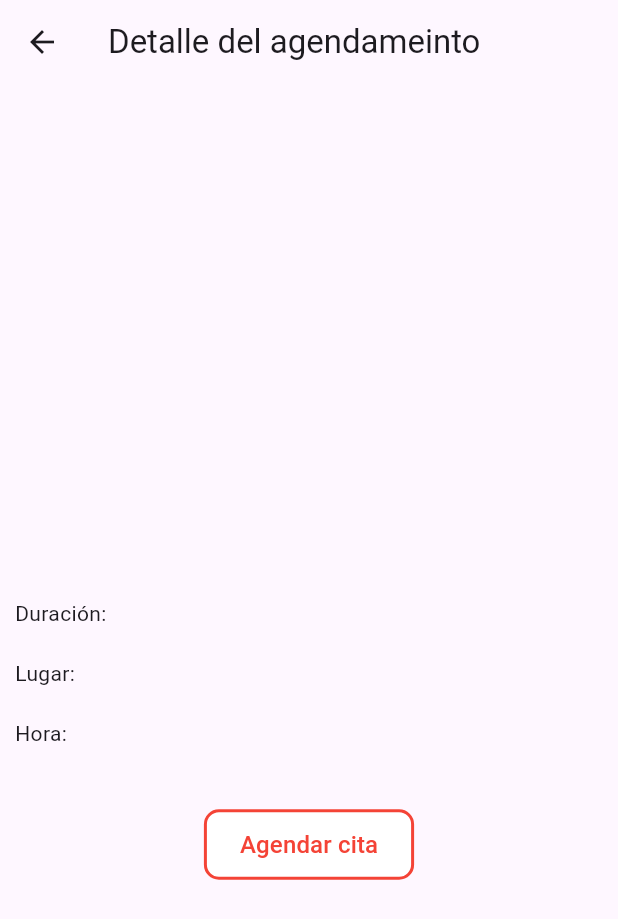
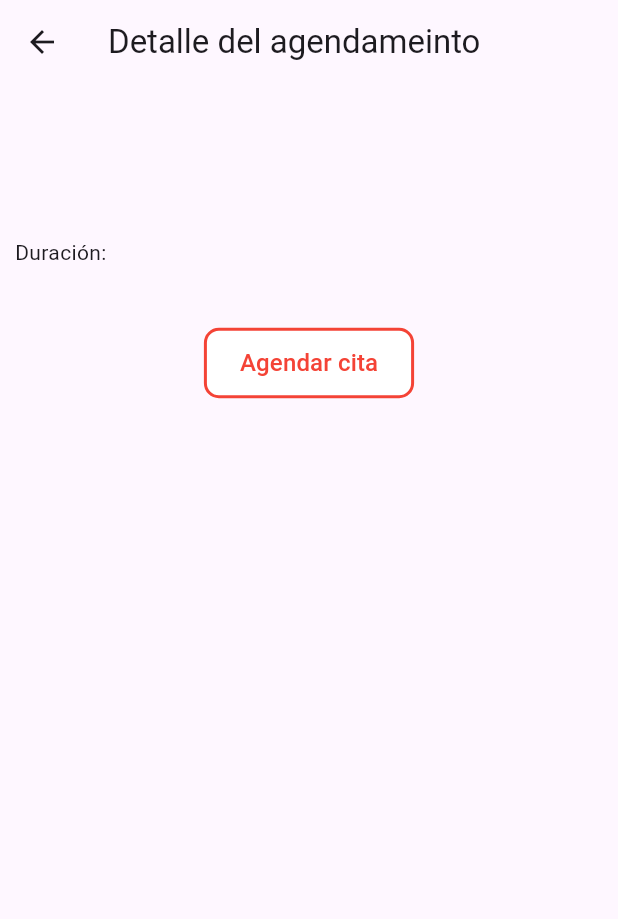
Before and after one commit to judagonsa/ekilibra_spa, a Flutter app: the DetailQuote screen opened directly with empty values, on a phone screen of 412 x 824 dp. Shown: the top 919 px of the screen. Run offline on Flutter 3.47's test engine with Material 3 defaults, Android fonts, the phone set to English and light mode, and no system bars; drawn by our look-alikes of card_swiper; our stand-ins replace dartz, equatable, flutter_bloc, freezed_annotation, get_it, go_router and 2 more; accounts and stored records are empty; network calls fail.

Commit message:
Remove quote service in detail service

```diff
--- a/lib/app/pages/DetailQuote/pages/detail_quote.dart
+++ b/lib/app/pages/DetailQuote/pages/detail_quote.dart
@@ -1,12 +1,9 @@
 // ignore: file_names
 import 'package:ekilibra_spa/app/config/helpers/button_helpers.dart';
-import 'package:ekilibra_spa/app/config/helpers/popup_helpers.dart';
 import 'package:ekilibra_spa/app/config/helpers/texts.dart';
-import 'package:ekilibra_spa/app/config/service_locator/service_locator.dart';
+import 'package:ekilibra_spa/app/pages/home/bloc/home_bloc.dart';
 import 'package:ekilibra_spa/app/pages/home/model_service/service.dart';
-import 'package:ekilibra_spa/app/pages/home/pages/home_page.dart';
-import 'package:ekilibra_spa/app/pages/quote/bloc/quote_bloc.dart';
-import 'package:ekilibra_spa/app/pages/quote/model/quote.dart';
+import 'package:ekilibra_spa/app/pages/quote/pages/quote_page.dart';
 import 'package:ekilibra_spa/app/widgets/banners/banners.dart';
 import 'package:flutter/material.dart';
 import 'package:flutter_bloc/flutter_bloc.dart';
@@ -14,13 +11,11 @@ import 'package:go_router/go_router.dart';
 
 class DetailQuote extends StatefulWidget {
   static const name = '/detail_quote';
-  final Quote quote;
-  final Service? service;
+  final String serviceId;
 
   const DetailQuote({
     super.key,
-    required this.quote,
-    this.service,
+    required this.serviceId,
   });
 
   @override
@@ -28,42 +23,19 @@ class DetailQuote extends StatefulWidget {
 }
 
 class _DetailQuoteState extends State<DetailQuote> {
-  late Quote quote = widget.quote;
-  late Service? service = widget.service ?? widget.quote.service;
-  late QuoteBloc quoteBloc;
+  late Service? service =
+      context.read<HomeBloc>().getServiceFromId(widget.serviceId);
   @override
   Widget build(BuildContext context) {
-    // return Banners();
     return Scaffold(
       appBar: AppBar(
         title: const Text('Detalle del agendameinto'),
       ),
-      body: BlocBuilder<QuoteBloc, QuoteState>(
-        builder: (context, state) {
-          if (state is CreateQuoteState) {
-            Future.delayed(Duration.zero, () async {
-              PopupHelpers().popupTwoButtons(
-                context: context,
-                withIconClose: false,
-                title: Texts.veryGood,
-                description: 'Cita agendada exitosamente',
-                icon: Icons.check,
-                titleButtonOne: 'Aceptar',
-                height: 140,
-                onPressedOne: () => {
-                  context.go(HomePage.name), //TODO: animación para ir al home
-                },
-              );
-            });
-          }
-          return SingleChildScrollView(
+      body: SingleChildScrollView(
         child: Column(
           crossAxisAlignment: CrossAxisAlignment.start,
           children: [
-                if (service?.images != null)
-                  Banners(
-                    images: service!.images!,
-                  ),
+            if (service?.images != null) Banners(images: service!.images!),
             Padding(
               padding: const EdgeInsets.all(10),
               child: Column(
@@ -84,31 +56,15 @@ class _DetailQuoteState extends State<DetailQuote> {
                       padding: const EdgeInsets.symmetric(vertical: 10),
                       child: Text(service?.phrase ?? ''),
                     ),
+                  if (service?.observation?.isEmpty == false)
                     Padding(
                       padding: const EdgeInsets.symmetric(vertical: 10),
                       child: Text(service?.observation ?? ''),
                     ),
                   Padding(
                     padding: const EdgeInsets.symmetric(vertical: 10),
-                        child: Text(
-                            '${Texts.duration}: ${service?.duration ?? ''}'),
-                      ),
-                      if (quote.place != null)
-                        Padding(
-                          padding: const EdgeInsets.symmetric(vertical: 10),
-                          child: Text("${Texts.place}: ${quote.place}"),
-                          //TODO: botón de cómo llegar o dirección
-                        ),
-                      if (quote.hour != null)
-                        Padding(
-                          padding: const EdgeInsets.symmetric(vertical: 10),
-                          child: Text('${Texts.hour}: ${quote.hour}'),
-                        ),
-                      if (quote.observation != null &&
-                          quote.observation?.isNotEmpty == true)
-                        Padding(
-                          padding: const EdgeInsets.symmetric(vertical: 10),
-                          child: Text(quote.observation!),
+                    child:
+                        Text('${Texts.duration}: ${service?.duration ?? ''}'),
                   ),
                 ],
               ),
@@ -118,23 +74,15 @@ class _DetailQuoteState extends State<DetailQuote> {
                 padding: const EdgeInsets.symmetric(vertical: 20),
                 child: OutlinedButton(
                   onPressed: () {
-                        quoteBloc.add(
-                          CreteQuoteEvent(
-                            quote: Quote(
-                              place: quote.place,
-                              service: quote.service,
-                              day: quote.day,
-                              hour: quote.hour,
-                              observation: quote.observation,
-                            ),
-                          ),
-                        );
+                    context.push(QuotePage.name, extra: {
+                      'serviceId': service?.title,
+                    });
                   },
                   style: ButtonHelpers().secondaryButton(),
                   child: Padding(
                     padding: const EdgeInsets.symmetric(vertical: 12),
                     child: Text(
-                          service != null ? 'Agendar cita' : Texts.confirmQuote,
+                      Texts.scheduleQuote,
                       style: const TextStyle(fontSize: 16),
                     ),
                   ),
@@ -143,16 +91,7 @@ class _DetailQuoteState extends State<DetailQuote> {
             ),
           ],
         ),
-          );
-        },
       ),
     );
   }
-
-  @override
-  void initState() {
-    super.initState();
-
-    quoteBloc = getIt.get<QuoteBloc>();
 }
-}
--- a/lib/app/pages/home/bloc/home_bloc.dart
+++ b/lib/app/pages/home/bloc/home_bloc.dart
@@ -45,4 +45,12 @@ class HomeBloc extends Bloc<HomeEvent, HomeState> {
       emit(ErrorLoadPlacesState(state, e.toString()));
     }
   }
+
+  Service? getServiceFromId(String serviceId) {
+    final exist =
+        state.services?.any((service) => service.title == serviceId) ?? false;
+    if (!exist) return null;
+
+    return state.services?.firstWhere((service) => service.title! == serviceId);
+  }
 }
--- a/lib/app/pages/home/pages/home_page.dart
+++ b/lib/app/pages/home/pages/home_page.dart
@@ -3,7 +3,6 @@ import 'package:ekilibra_spa/app/config/service_locator/service_locator.dart';
 import 'package:ekilibra_spa/app/pages/DetailQuote/pages/detail_quote.dart';
 import 'package:ekilibra_spa/app/pages/home/bloc/home_bloc.dart';
 import 'package:ekilibra_spa/app/pages/pages.dart';
-import 'package:ekilibra_spa/app/pages/quote/model/quote.dart';
 import 'package:ekilibra_spa/app/pages/quote/pages/quote_page.dart';
 import 'package:ekilibra_spa/app/widgets/banners/banners.dart';
 import 'package:flutter/material.dart';
@@ -69,9 +68,7 @@ class _HomePageState extends State<HomePage> {
                       context.push(
                         DetailQuote.name,
                         extra: {
-                          'quote': Quote(
-                            service: state.services![index],
-                          ),
+                          'serviceId': state.services![index].title,
                         },
                       );
                     },
--- a/lib/app/pages/quote/bloc/quote_bloc.dart
+++ b/lib/app/pages/quote/bloc/quote_bloc.dart
@@ -1,6 +1,7 @@
 import 'package:ekilibra_spa/app/pages/home/model_service/service.dart';
 import 'package:ekilibra_spa/app/pages/quote/model/quote.dart';
 import 'package:ekilibra_spa/app/pages/quote/use_cases/quote_use_cases.dart';
+import 'package:equatable/equatable.dart';
 import 'package:flutter_bloc/flutter_bloc.dart';
 
 part 'quote_event.dart';
@@ -9,9 +10,14 @@ part 'quote_state.dart';
 class QuoteBloc extends Bloc<QuoteEvent, QuoteState> {
   QuoteBloc(this.quoteUseCases) : super(const QuoteState()) {
     on<CreteQuoteEvent>(_createQuote);
+    on<ResetBloc>(_reset);
   }
 
   final QuoteUseCases quoteUseCases;
+
+  void _reset(ResetBloc event, Emitter<QuoteState> emit) {
+    emit(const QuoteState());
+  }
 
   void _createQuote(CreteQuoteEvent event, Emitter<QuoteState> emit) async {
     final resp = await quoteUseCases.createQuoteUseCase.invoke(event.quote);
--- a/lib/app/pages/quote/bloc/quote_event.dart
+++ b/lib/app/pages/quote/bloc/quote_event.dart
@@ -2,10 +2,14 @@ part of 'quote_bloc.dart';
 
 abstract class QuoteEvent {}
 
+class ResetBloc extends QuoteEvent {}
+
 class CreteQuoteEvent extends QuoteEvent {
   final Quote quote;
 
-  CreteQuoteEvent({required this.quote});
+  CreteQuoteEvent({
+    required this.quote,
+  });
 }
 
 class DeleteQuoteEvent extends QuoteEvent {
--- a/lib/app/pages/quote/bloc/quote_state.dart
+++ b/lib/app/pages/quote/bloc/quote_state.dart
@@ -1,6 +1,6 @@
 part of 'quote_bloc.dart';
 
-class QuoteState {
+class QuoteState extends Equatable {
   final Quote? quote;
   final bool loading;
 
@@ -19,6 +19,9 @@ class QuoteState {
         quote: quote ?? this.quote,
         loading: loading ?? this.loading,
       );
+
+  @override
+  List<Object?> get props => [quote, loading];
 }
 
 class QuoteListInitialState extends QuoteState {
```
Also changed, not shown: lib/app/config/router/app_router.dart (+5 -6 lines), lib/app/pages/quote/pages/quote_page.dart (+27 -24 lines). Lines whose indentation alone changed are shown as unchanged.
